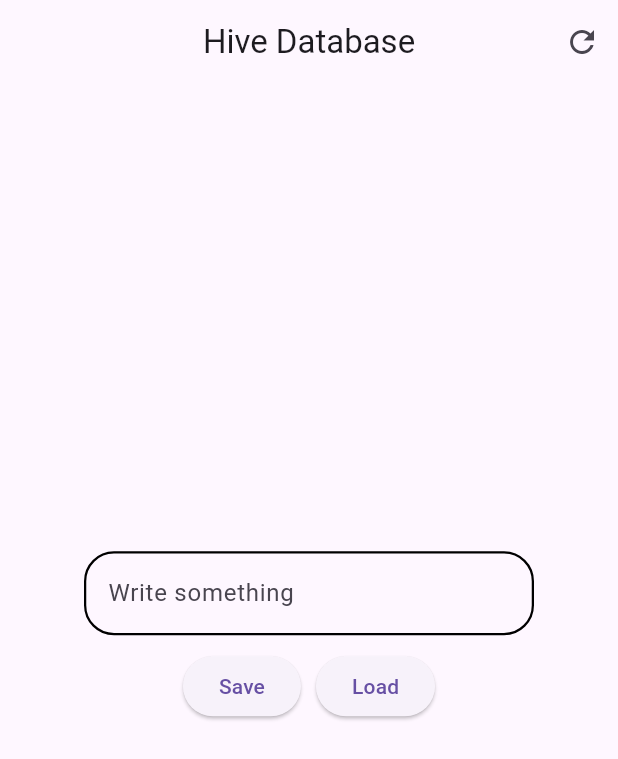
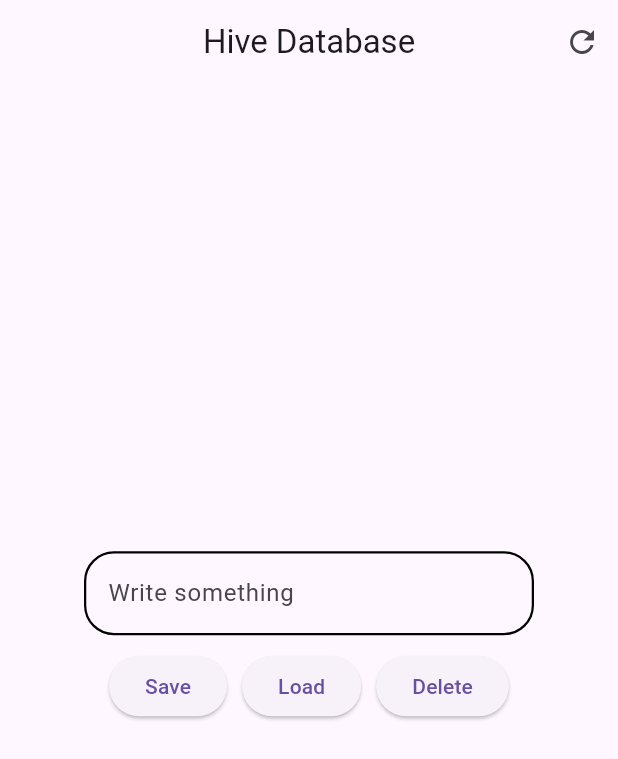
Before and after one commit to Shamiq7/Charts_Flutter_App, a Flutter app: the screen it shows after launch, on a phone screen of 412 x 824 dp. Shown: the top 759 px of the screen. Run offline on Flutter 3.47's test engine with Material 3 defaults, Android fonts, the phone set to English and light mode, and no system bars; our stand-ins replace hive, hive_flutter, shared_preferences, syncfusion_flutter_charts; accounts and stored records are empty.

Commit message:
delete hive also works

```diff
--- a/lib/hivedb.dart
+++ b/lib/hivedb.dart
@@ -55,7 +55,7 @@ class _HivedbState extends State<Hivedb> {
         mainAxisAlignment: MainAxisAlignment.center,
         children: [
           Center(
-            child: Container(
+            child: SizedBox(
               width: 300,
               child: TextField(
                 controller: fieldcontroller,
@@ -126,6 +126,22 @@ class _HivedbState extends State<Hivedb> {
                 },
                 child: Text('Load'),
               ),
+              SizedBox(width: 10),
+              ElevatedButton(
+                onPressed: () {
+                  // var boxes = Hive.box(Keyvalue);
+                  Box<Data> boxes = Hive.box<Data>(Keyvalue);
+                  // var name = boxes.get(
+                  //   'keyname',
+                  //   defaultValue: 'No value found',
+                  // );
+                  boxes.delete('keyname');
+                  setState(() {
+                    namevalue = 'value deleted';
+                  });
+                },
+                child: Text('Delete'),
+              ),
             ],
           ),
           SizedBox(height: 10),
--- a/lib/main.dart
+++ b/lib/main.dart
@@ -1,6 +1,4 @@
 import 'package:flutter/material.dart';
-import 'package:graphs_app_flutter/SF1.dart';
-import 'package:graphs_app_flutter/graph2.dart';
 import 'package:graphs_app_flutter/hivedb.dart';
 import 'package:graphs_app_flutter/model.dart';
 import 'package:hive_flutter/adapters.dart';
```
Also changed, not shown: lib/SF1.dart (+4 -4 lines).
